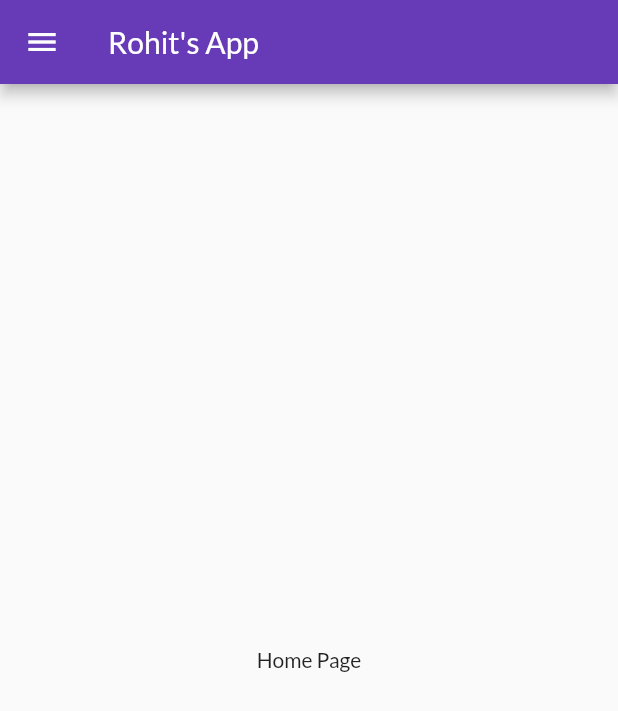
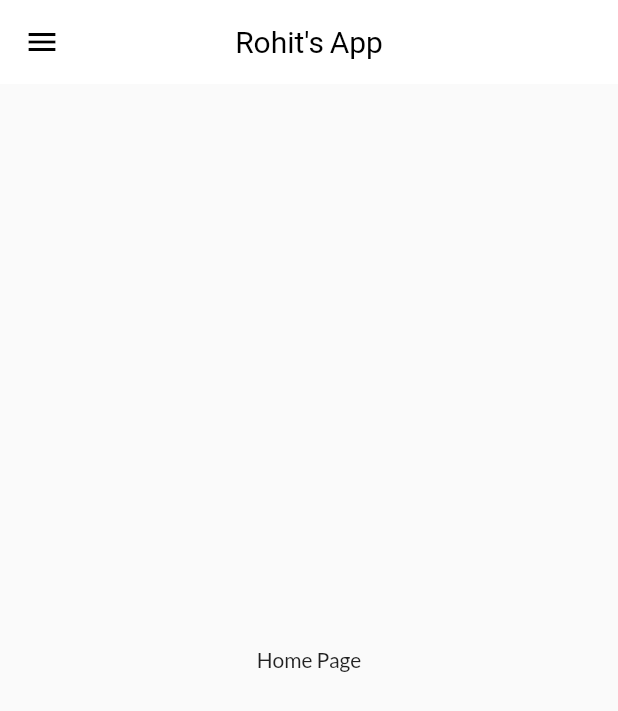
Before and after one commit to beingrohit-exe/Flutter-Basics, a Flutter app: the screen it shows after launch, on a phone screen of 412 x 824 dp. Shown: the top 711 px of the screen. Run offline on Flutter 3.47's test engine with Material 2 defaults, Android fonts, the phone set to English and light mode, and no system bars; our stand-ins replace google_fonts.

Commit message:
Themes Extracted

```diff
--- /dev/null
+++ b/lib/Utils/themes.dart
@@ -0,0 +1,20 @@
+import 'package:flutter/material.dart';
+import 'package:google_fonts/google_fonts.dart';
+
+class MyTheme {
+  static ThemeData lightTheme(BuildContext context) => ThemeData(
+      primarySwatch: Colors.deepPurple,
+      fontFamily: GoogleFonts.lato().fontFamily,
+      //primary swatch is auto assigning colors based on color given
+      //like if we give red color then it will give auto colors to all the properties
+      appBarTheme: AppBarTheme(
+          color: Colors.white,
+          elevation: 0.0,
+          iconTheme: IconThemeData(color: Colors.black),
+          titleTextStyle: TextStyle(color: Colors.black, fontSize: 20),
+          centerTitle: true));
+
+  static ThemeData darkTheme(BuildContext context) =>
+      ThemeData(brightness: Brightness.dark);
+
+}
--- a/lib/main.dart
+++ b/lib/main.dart
@@ -3,6 +3,7 @@ import 'package:google_fonts/google_fonts.dart';
 import 'package:tutorial/Pages/home_page.dart';
 import 'package:tutorial/Pages/login_page.dart';
 import 'package:tutorial/Utils/Routes.dart';
+import 'package:tutorial/Utils/themes.dart';
 
 void main() {
   runApp(const MyApp());
@@ -21,14 +22,10 @@ class MyApp extends StatelessWidget {
       themeMode: ThemeMode.light,
 
       //properties for light theme
-      theme: ThemeData(
-          fontFamily: GoogleFonts.lato().fontFamily,
-          //primary swatch is auto assigning colors based on color given
-          //like if we give red color then it will give auto colors to all the properties
-          primarySwatch: Colors.deepPurple),
+      theme: MyTheme.lightTheme(context),
 
       //properties for dark theme
-      darkTheme: ThemeData(brightness: Brightness.dark),
+      darkTheme: MyTheme.darkTheme(context),
       initialRoute: MyRoutes.HomeRoute,
       routes: {
         MyRoutes.HomeRoute: (context) => HomePage(),
```
